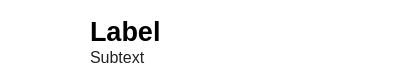
Old version of the form detailedmenulistitem.ui in the repository reesque/Maestro.
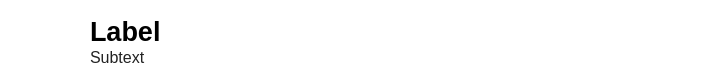
New version of the form. Icons and pictures are not drawn.

Diff of the .ui file:
```diff
--- a/detailedmenulistitem.ui
+++ b/detailedmenulistitem.ui
@@ -6,7 +6,7 @@
    <rect>
     <x>0</x>
     <y>0</y>
-    <width>400</width>
+    <width>720</width>
     <height>80</height>
    </rect>
   </property>
```
